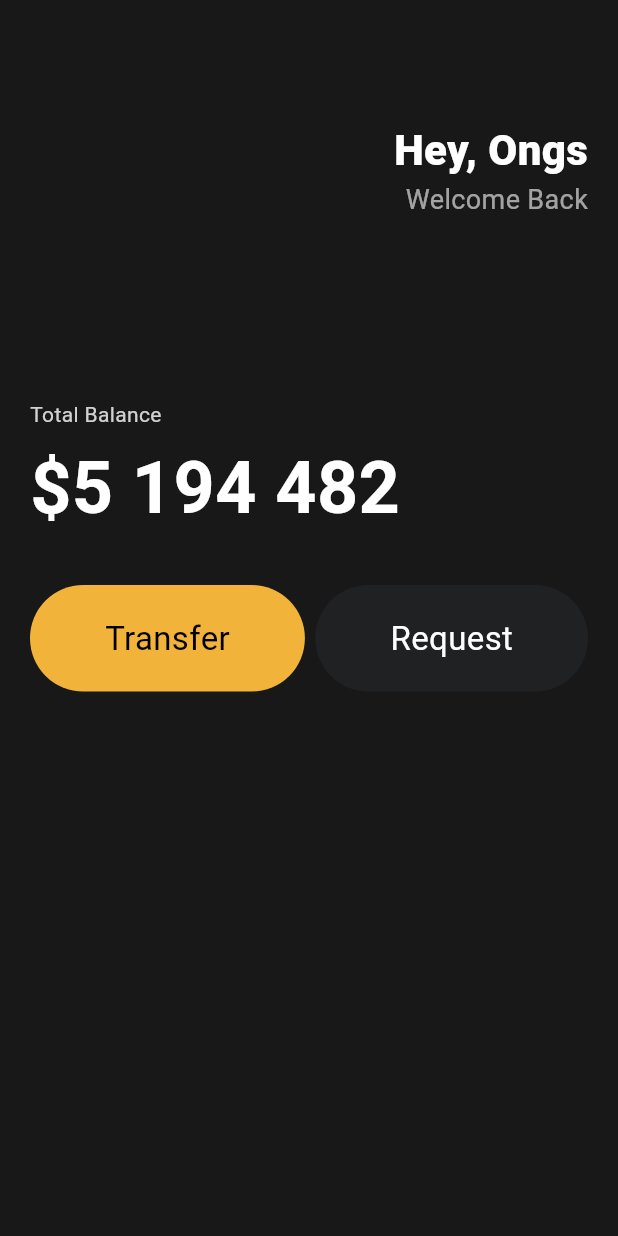
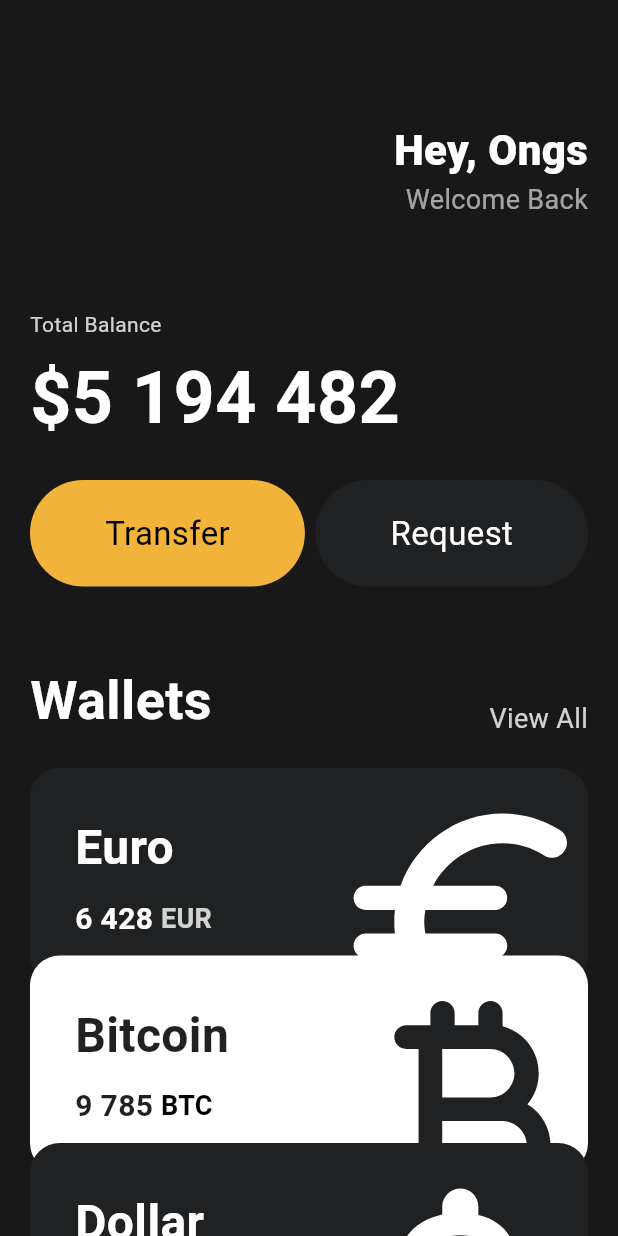
Before and after one commit to ghk0409/OngsToon, a Flutter app: the screen it shows after launch, on a phone screen of 412 x 824 dp. Run offline on Flutter 3.47's test engine with Material 3 defaults, Android fonts, the phone set to English and light mode, and no system bars.

Commit message:
feat: 카드 위젯 추가 적용

```diff
--- a/lib/main.dart
+++ b/lib/main.dart
@@ -1,5 +1,6 @@
 import 'package:flutter/material.dart';
 import 'package:ongstoon/widgets/button.dart';
+import 'package:ongstoon/widgets/currency_card.dart';
 
 void main() {
   runApp(const App());
@@ -13,7 +14,8 @@ class App extends StatelessWidget {
     return MaterialApp(
         home: Scaffold(
       backgroundColor: const Color(0xFF181818),
-      body: Padding(
+      body: SingleChildScrollView(
+        child: Padding(
             padding: const EdgeInsets.symmetric(
               horizontal: 20,
             ),
@@ -49,7 +51,7 @@ class App extends StatelessWidget {
                   ],
                 ),
                 const SizedBox(
-                height: 120,
+                  height: 60,
                 ),
                 Text(
                   'Total Balance',
@@ -69,7 +71,7 @@ class App extends StatelessWidget {
                   ),
                 ),
                 const SizedBox(
-                height: 30,
+                  height: 20,
                 ),
                 const Row(
                   mainAxisAlignment: MainAxisAlignment.spaceBetween,
@@ -85,9 +87,58 @@ class App extends StatelessWidget {
                       textColor: Colors.white,
                     )
                   ],
-              )
+                ),
+                const SizedBox(
+                  height: 50,
+                ),
+                Row(
+                  crossAxisAlignment: CrossAxisAlignment.end,
+                  mainAxisAlignment: MainAxisAlignment.spaceBetween,
+                  children: [
+                    const Text(
+                      'Wallets',
+                      style: TextStyle(
+                        color: Colors.white,
+                        fontSize: 36,
+                        fontWeight: FontWeight.w600,
+                      ),
+                    ),
+                    Text(
+                      'View All',
+                      style: TextStyle(
+                        color: Colors.white.withOpacity(0.8),
+                        fontSize: 18,
+                      ),
+                    ),
+                  ],
+                ),
+                const SizedBox(
+                  height: 20,
+                ),
+                const CurrencyCard(
+                  name: 'Euro',
+                  code: 'EUR',
+                  amount: '6 428',
+                  icon: Icons.euro_rounded,
+                ),
+                const CurrencyCard(
+                  name: 'Bitcoin',
+                  code: 'BTC',
+                  amount: '9 785',
+                  icon: Icons.currency_bitcoin_rounded,
+                  order: 1,
+                  isInverted: true,
+                ),
+                const CurrencyCard(
+                  name: 'Dollar',
+                  code: 'USD',
+                  amount: '7 215',
+                  icon: Icons.attach_money_rounded,
+                  order: 2,
+                ),
               ],
             )),
+      ),
     ));
   }
 }
--- /dev/null
+++ b/lib/widgets/currency_card.dart
@@ -0,0 +1,94 @@
+import 'package:flutter/material.dart';
+
+class CurrencyCard extends StatelessWidget {
+  final String name, code, amount;
+  final IconData icon;
+  final bool isInverted;
+  final int order;
+
+  final _blackColor = const Color(0xFF1F2123);
+
+  const CurrencyCard({
+    super.key,
+    required this.name,
+    required this.code,
+    required this.amount,
+    required this.icon,
+    this.order = 0,
+    this.isInverted = false,
+  });
+
+  @override
+  Widget build(BuildContext context) {
+    return Transform.translate(
+      offset: Offset(0, order * -20),
+      child: Container(
+        clipBehavior: Clip.hardEdge, // 위젯 자르기
+        decoration: BoxDecoration(
+          color: isInverted ? Colors.white : _blackColor,
+          borderRadius: BorderRadius.circular(20),
+        ),
+        child: Padding(
+          padding: const EdgeInsets.all(30),
+          child: Row(
+            mainAxisAlignment: MainAxisAlignment.spaceBetween,
+            children: [
+              Column(
+                crossAxisAlignment: CrossAxisAlignment.start,
+                children: [
+                  Text(
+                    name,
+                    style: TextStyle(
+                      color: isInverted ? _blackColor : Colors.white,
+                      fontSize: 32,
+                      fontWeight: FontWeight.w600,
+                    ),
+                  ),
+                  const SizedBox(
+                    height: 10,
+                  ),
+                  Row(
+                    children: [
+                      Text(
+                        amount,
+                        style: TextStyle(
+                          color: isInverted ? _blackColor : Colors.white,
+                          fontSize: 20,
+                          fontWeight: FontWeight.w600,
+                        ),
+                      ),
+                      const SizedBox(width: 5),
+                      Text(
+                        code,
+                        style: TextStyle(
+                          color: isInverted
+                              ? Colors.black
+                              : Colors.white.withOpacity(0.8),
+                          fontSize: 18,
+                          fontWeight: FontWeight.w600,
+                        ),
+                      ),
+                    ],
+                  )
+                ],
+              ),
+              Transform.scale(
+                // 크기 강제 조절
+                scale: 2.5,
+                child: Transform.translate(
+                  // 위치 강제 조절
+                  offset: const Offset(-5, 12),
+                  child: Icon(
+                    icon,
+                    color: isInverted ? _blackColor : Colors.white,
+                    size: 77,
+                  ),
+                ),
+              )
+            ],
+          ),
+        ),
+      ),
+    );
+  }
+}
```
Lines whose indentation alone changed are shown as unchanged.
